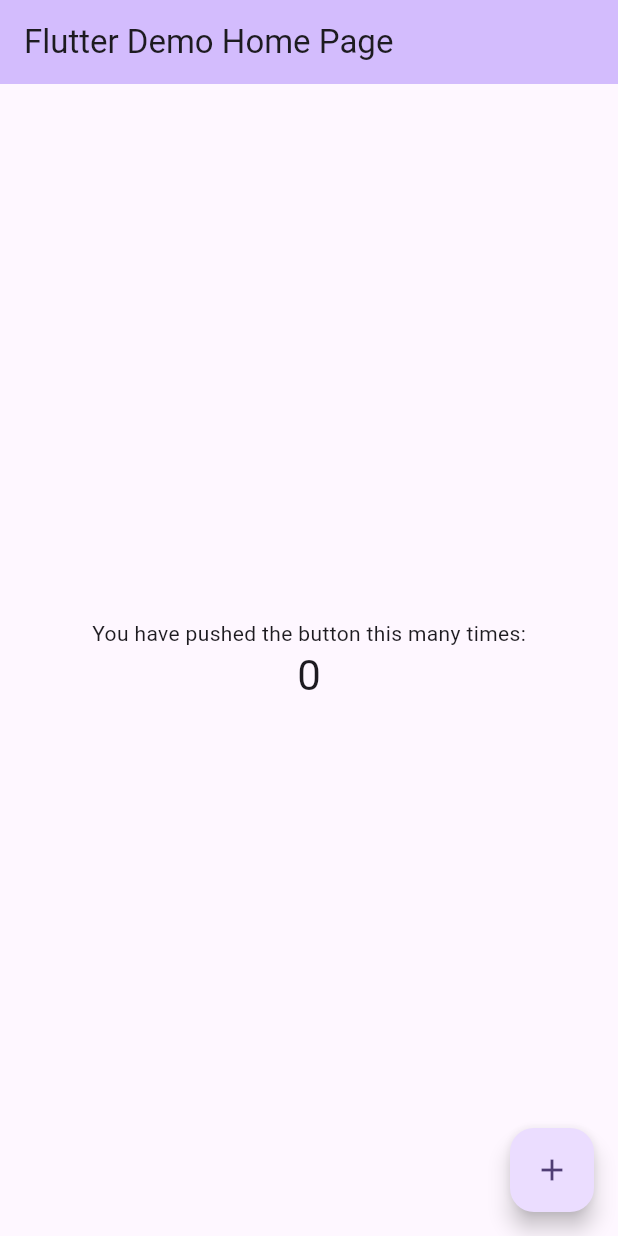
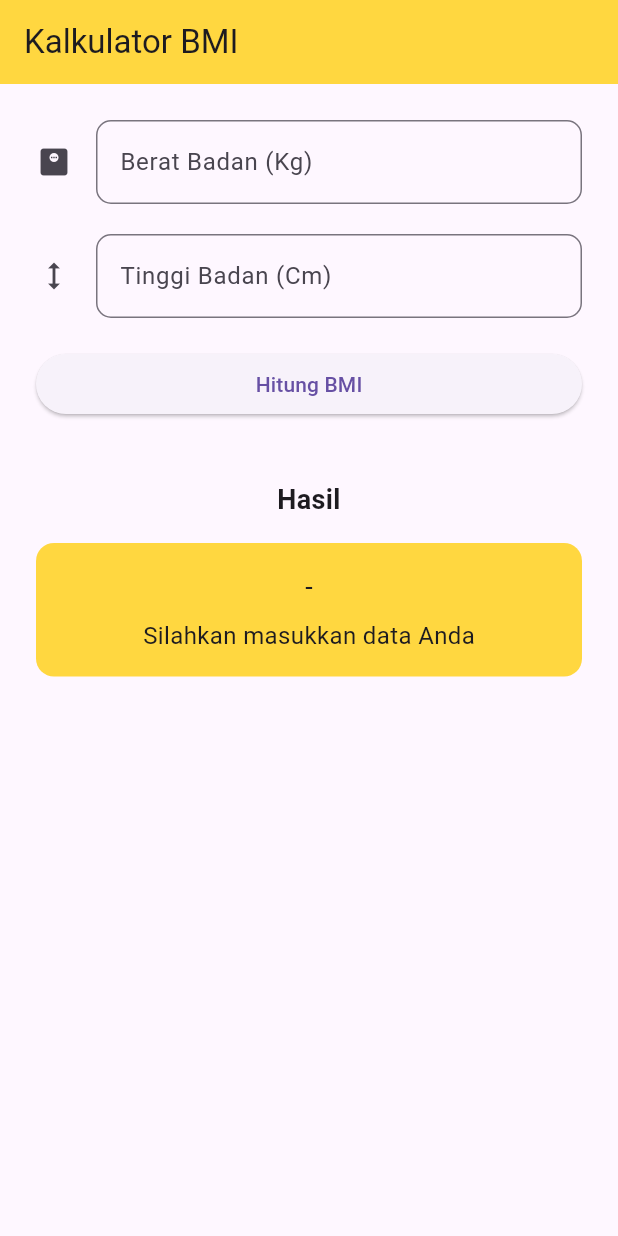
Before and after one commit to CLEEWON/mobilepert3kalkubmi, a Flutter app: the screen it shows after launch, on a phone screen of 412 x 824 dp. Run offline on Flutter 3.47's test engine with Material 3 defaults, Android fonts, the phone set to English and light mode, and no system bars.

Commit message:
Second Commit

```diff
--- a/mobilepert3/lib/main.dart
+++ b/mobilepert3/lib/main.dart
@@ -1,122 +1,137 @@
 import 'package:flutter/material.dart';
 
 void main() {
-  runApp(const MyApp());
+  runApp(const KalkulatorApp());
 }
 
-class MyApp extends StatelessWidget {
-  const MyApp({super.key});
+class KalkulatorApp extends StatelessWidget {
+  const KalkulatorApp({super.key});
 
-  // This widget is the root of your application.
   @override
   Widget build(BuildContext context) {
-    return MaterialApp(
-      title: 'Flutter Demo',
-      theme: ThemeData(
-        // This is the theme of your application.
-        //
-        // TRY THIS: Try running your application with "flutter run". You'll see
-        // the application has a purple toolbar. Then, without quitting the app,
-        // try changing the seedColor in the colorScheme below to Colors.green
-        // and then invoke "hot reload" (save your changes or press the "hot
-        // reload" button in a Flutter-supported IDE, or press "r" if you used
-        // the command line to start the app).
-        //
-        // Notice that the counter didn't reset back to zero; the application
-        // state is not lost during the reload. To reset the state, use hot
-        // restart instead.
-        //
-        // This works for code too, not just values: Most code changes can be
-        // tested with just a hot reload.
-        colorScheme: ColorScheme.fromSeed(seedColor: Colors.deepPurple),
-      ),
-      home: const MyHomePage(title: 'Flutter Demo Home Page'),
+    return const MaterialApp(
+      title: "Kalkulator BMI",
+      debugShowCheckedModeBanner: false,
+      home: BmiPage(),
     );
   }
 }
 
-class MyHomePage extends StatefulWidget {
-  const MyHomePage({super.key, required this.title});
-
-  // This widget is the home page of your application. It is stateful, meaning
-  // that it has a State object (defined below) that contains fields that affect
-  // how it looks.
-
-  // This class is the configuration for the state. It holds the values (in this
-  // case the title) provided by the parent (in this case the App widget) and
-  // used by the build method of the State. Fields in a Widget subclass are
-  // always marked "final".
-
-  final String title;
+class BmiPage extends StatefulWidget {
+  const BmiPage({super.key});
 
   @override
-  State<MyHomePage> createState() => _MyHomePageState();
+  State<BmiPage> createState() => _BmiPageState();
 }
 
-class _MyHomePageState extends State<MyHomePage> {
-  int _counter = 0;
+class _BmiPageState extends State<BmiPage> {
+  final _weightController = TextEditingController();
+  final _heightController = TextEditingController();
 
-  void _incrementCounter() {
+  double? _bmiResult;
+  String _bmiInterpretation = "Silahkan masukkan data Anda";
+
+  void _calculateBMI() {
+    final double weight = double.tryParse(_weightController.text) ?? 0;
+    final double heightInCM = double.tryParse(_heightController.text) ?? 0;
+
+    if (weight <= 0 || heightInCM <= 0) {
+      setState(() {
+        _bmiResult = null;
+        _bmiInterpretation = "Data tidak valid";
+      });
+      return;
+    }
+
     setState(() {
-      // This call to setState tells the Flutter framework that something has
-      // changed in this State, which causes it to rerun the build method below
-      // so that the display can reflect the updated values. If we changed
-      // _counter without calling setState(), then the build method would not be
-      // called again, and so nothing would appear to happen.
-      _counter++;
+      final double heightInM = heightInCM / 100;
+      final double bmi = weight / (heightInM * heightInM);
+      _bmiResult = bmi;
+
+      if (bmi < 18.5) {
+        _bmiInterpretation = "Kekurangan Berat Badan";
+      } else if (bmi < 25) {
+        _bmiInterpretation = "Berat Badan Ideal";
+      } else if (bmi < 30) {
+        _bmiInterpretation = "Kelebihan Berat Badan";
+      } else {
+        _bmiInterpretation = "Obesitas";
+      }
     });
   }
 
   @override
   Widget build(BuildContext context) {
-    // This method is rerun every time setState is called, for instance as done
-    // by the _incrementCounter method above.
-    //
-    // The Flutter framework has been optimized to make rerunning build methods
-    // fast, so that you can just rebuild anything that needs updating rather
-    // than having to individually change instances of widgets.
     return Scaffold(
       appBar: AppBar(
-        // TRY THIS: Try changing the color here to a specific color (to
-        // Colors.amber, perhaps?) and trigger a hot reload to see the AppBar
-        // change color while the other colors stay the same.
-        backgroundColor: Theme.of(context).colorScheme.inversePrimary,
-        // Here we take the value from the MyHomePage object that was created by
-        // the App.build method, and use it to set our appbar title.
-        title: Text(widget.title),
+        title: const Text("Kalkulator BMI"),
+        backgroundColor: Colors.amberAccent,
       ),
-      body: Center(
-        // Center is a layout widget. It takes a single child and positions it
-        // in the middle of the parent.
+      body: SingleChildScrollView(
+        padding: const EdgeInsets.all(24),
         child: Column(
-          // Column is also a layout widget. It takes a list of children and
-          // arranges them vertically. By default, it sizes itself to fit its
-          // children horizontally, and tries to be as tall as its parent.
-          //
-          // Column has various properties to control how it sizes itself and
-          // how it positions its children. Here we use mainAxisAlignment to
-          // center the children vertically; the main axis here is the vertical
-          // axis because Columns are vertical (the cross axis would be
-          // horizontal).
-          //
-          // TRY THIS: Invoke "debug painting" (choose the "Toggle Debug Paint"
-          // action in the IDE, or press "p" in the console), to see the
-          // wireframe for each widget.
-          mainAxisAlignment: MainAxisAlignment.center,
-          children: <Widget>[
-            const Text('You have pushed the button this many times:'),
-            Text(
-              '$_counter',
-              style: Theme.of(context).textTheme.headlineMedium,
+          crossAxisAlignment: CrossAxisAlignment.stretch,
+          children: [
+            TextField(
+              controller: _weightController,
+              keyboardType: TextInputType.number,
+              decoration: InputDecoration(
+                labelText: "Berat Badan (Kg)",
+                icon: const Icon(Icons.monitor_weight),
+                border: OutlineInputBorder(
+                  borderRadius: BorderRadius.circular(10),
+                ),
+              ),
+            ),
+            const SizedBox(height: 20),
+            TextField(
+              controller: _heightController,
+              keyboardType: TextInputType.number,
+              decoration: InputDecoration(
+                labelText: "Tinggi Badan (Cm)",
+                icon: const Icon(Icons.height_sharp),
+                border: OutlineInputBorder(
+                  borderRadius: BorderRadius.circular(10),
+                ),
+              ),
+            ),
+            const SizedBox(height: 20),
+            ElevatedButton(
+              onPressed: _calculateBMI,
+              child: const Text("Hitung BMI"),
+            ),
+            const SizedBox(height: 40),
+            const Text(
+              "Hasil",
+              textAlign: TextAlign.center,
+              style: TextStyle(fontWeight: FontWeight.bold, fontSize: 18),
+            ),
+            const SizedBox(height: 16),
+            Container(
+              padding: const EdgeInsets.all(16),
+              decoration: BoxDecoration(
+                color: Colors.amberAccent,
+                borderRadius: BorderRadius.circular(12),
+              ),
+              child: Column(
+                children: [
+                  Text(
+                    _bmiResult == null
+                        ? "-"
+                        : "BMI Anda: ${_bmiResult!.toStringAsFixed(1)}",
+                    style: const TextStyle(fontSize: 18),
+                  ),
+                  const SizedBox(height: 8),
+                  Text(
+                    _bmiInterpretation,
+                    style: const TextStyle(fontSize: 16),
+                  ),
+                ],
+              ),
             ),
           ],
         ),
       ),
-      floatingActionButton: FloatingActionButton(
-        onPressed: _incrementCounter,
-        tooltip: 'Increment',
-        child: const Icon(Icons.add),
-      ), // This trailing comma makes auto-formatting nicer for build methods.
     );
   }
 }
```
